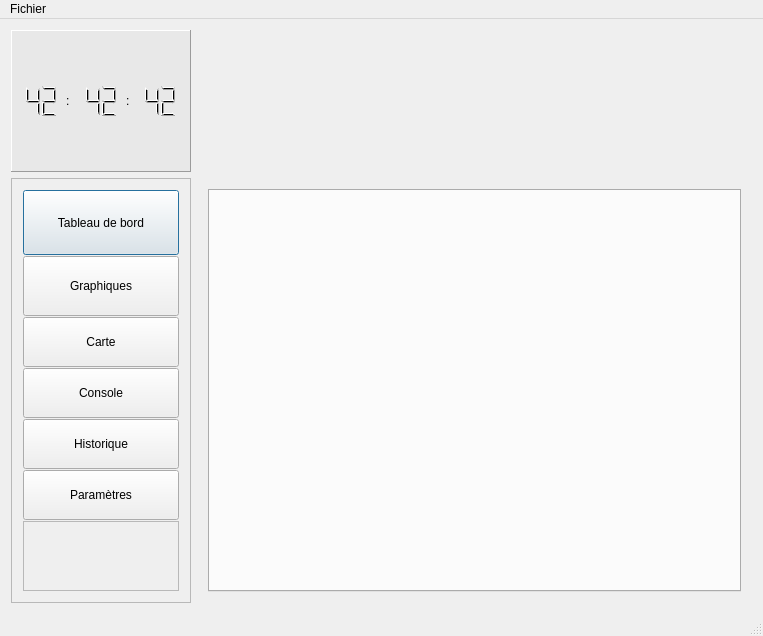
Above: FenPrincipale.ui from mjc-ermont/Cookie-Logger before the change. Below: the same form after it.
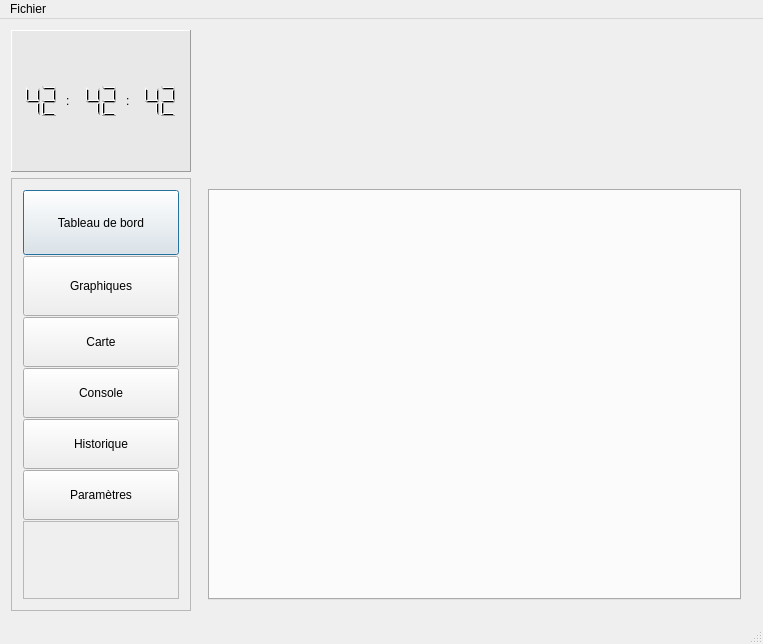
That is the form after the change. The open tabs and pages were chosen to show the change.

The edit to the form file:
```diff
--- a/FenPrincipale.ui
+++ b/FenPrincipale.ui
@@ -7,7 +7,7 @@
     <x>0</x>
     <y>0</y>
     <width>763</width>
-    <height>545</height>
+    <height>644</height>
    </rect>
   </property>
   <property name="windowTitle">
```
Left out of the diff: 305 changed lines with no effect on the pictures.
